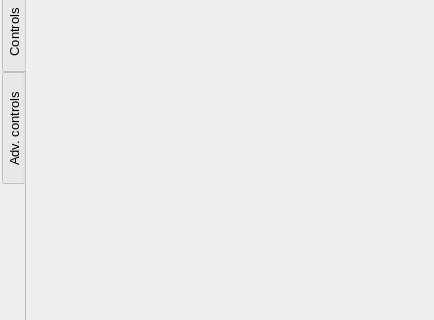
Above: SEEL_Apps/templates/single_col_exp.ui from jithinbp/SEELablet-apps before the change; both pictures show x 0 to 434 and y 182 to 502 of the 434 by 667 pixel window. Below: the same form after it.
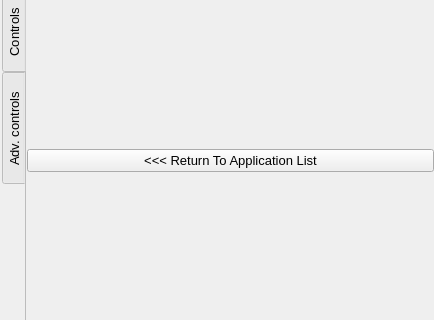
That is the form after the change. The open tabs and pages were chosen to show the change.

Diff of the .ui file:
```diff
--- a/SEEL_Apps/templates/single_col_exp.ui
+++ b/SEEL_Apps/templates/single_col_exp.ui
@@ -280,6 +280,13 @@
         <property name="margin">
          <number>0</number>
         </property>
+        <item>
+         <widget class="QPushButton" name="pushButton_2">
+          <property name="text">
+           <string>&lt;&lt;&lt; Return To Application List</string>
+          </property>
+         </widget>
+        </item>
        </layout>
       </widget>
       <widget class="QWidget" name="tab_3">
```
Left out of the diff: 51 changed lines with no effect on the pictures.
